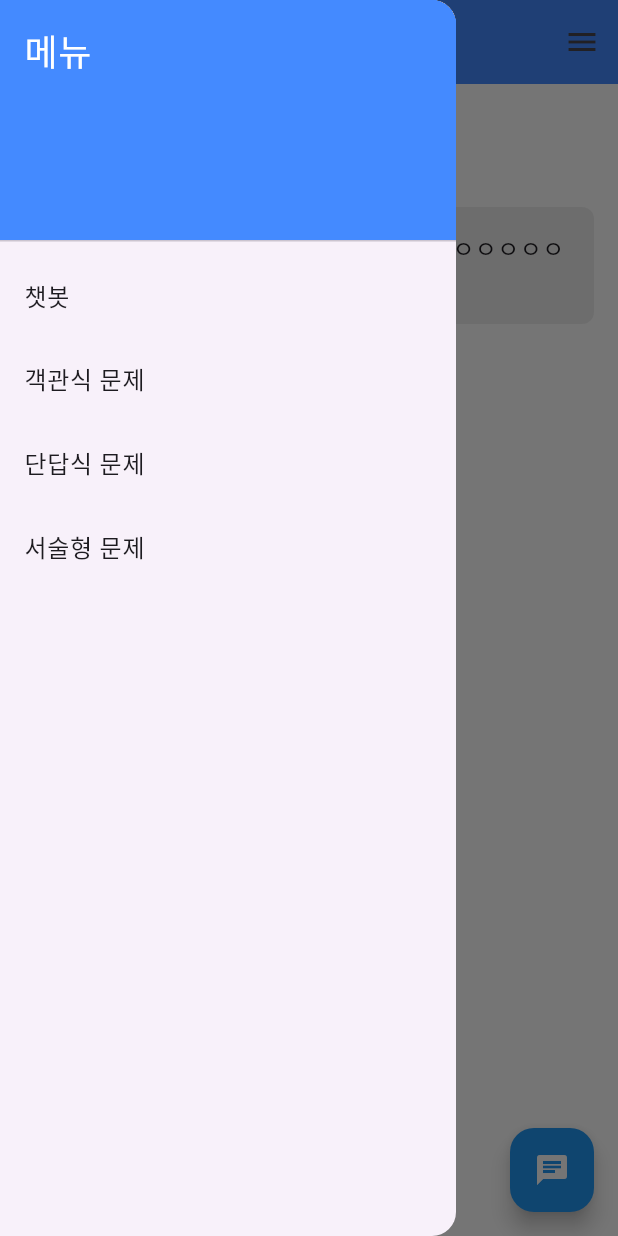
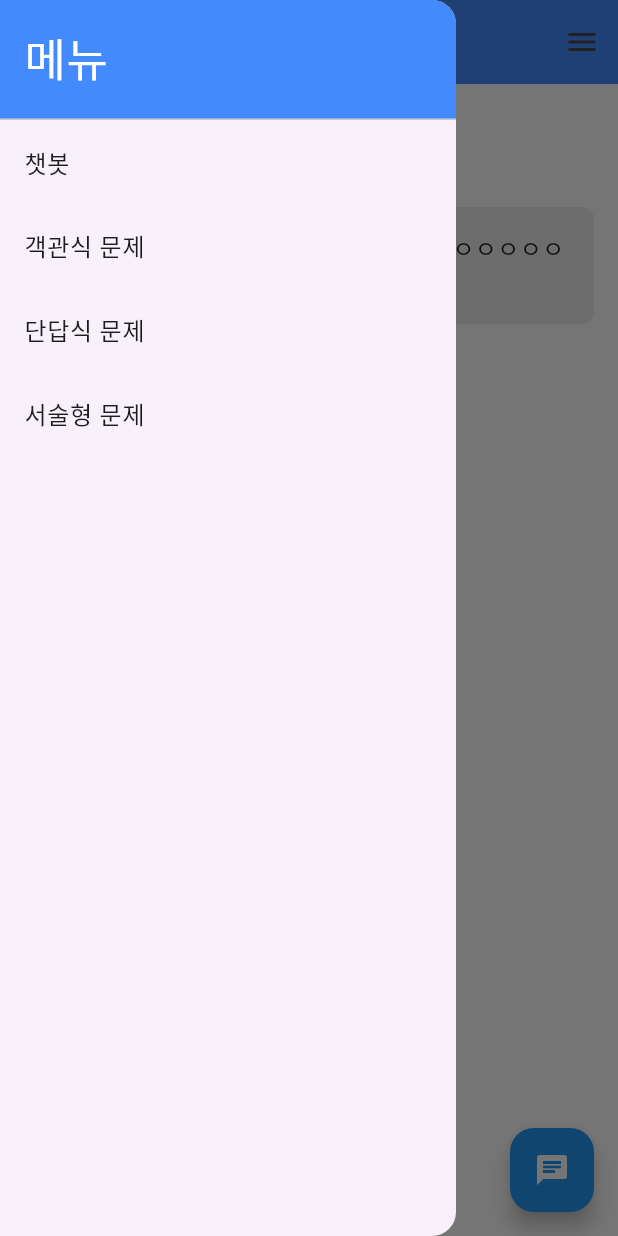
Before and after one commit to 2024-CapstonDesign-AI-Hackathon/login, a Flutter app: the SummaryPage screen opened directly, with the side drawer open, on a phone screen of 412 x 824 dp. Run offline on Flutter 3.47's test engine with Material 3 defaults, Android fonts, the phone set to English and light mode, and no system bars; our stand-ins replace dio, file_picker, flutter_secure_storage, permission_handler; accounts and stored records are empty.

Commit message:
Update summary_page.dart

```diff
--- a/lib/summary_page.dart
+++ b/lib/summary_page.dart
@@ -33,12 +33,13 @@ class SummaryPage extends StatelessWidget {
             },
           ),
         ],
-      ),
-      drawer: Drawer(
+      ),drawer: Drawer(
       child: ListView(
         padding: EdgeInsets.zero,
         children: [
-            DrawerHeader(
+          Container(
+            height: 80.0, // 원하는 높이로 설정
+            child: DrawerHeader(
               decoration: BoxDecoration(
                 color: Colors.blueAccent,
               ),
@@ -46,8 +47,11 @@ class SummaryPage extends StatelessWidget {
                 '메뉴',
                 style: TextStyle(
                   color: Colors.white,
-                  fontSize: 24,
+                  fontSize: 30,
                 ),
+              ),
+              margin: EdgeInsets.all(0.0),
+              padding: EdgeInsets.all(16.0),
             ),
           ),
           ListTile(
@@ -92,6 +96,7 @@ class SummaryPage extends StatelessWidget {
         ],
       ),
     ),
+
       body: Padding(
         padding: const EdgeInsets.all(16.0),
         child: Column(
```
Lines whose indentation alone changed are shown as unchanged.
